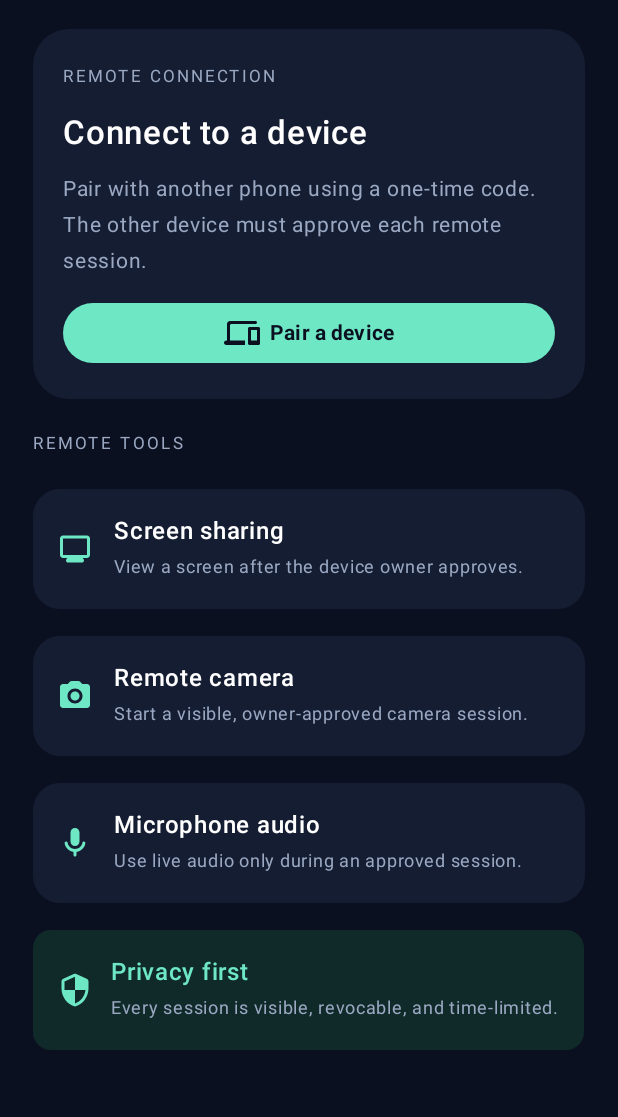
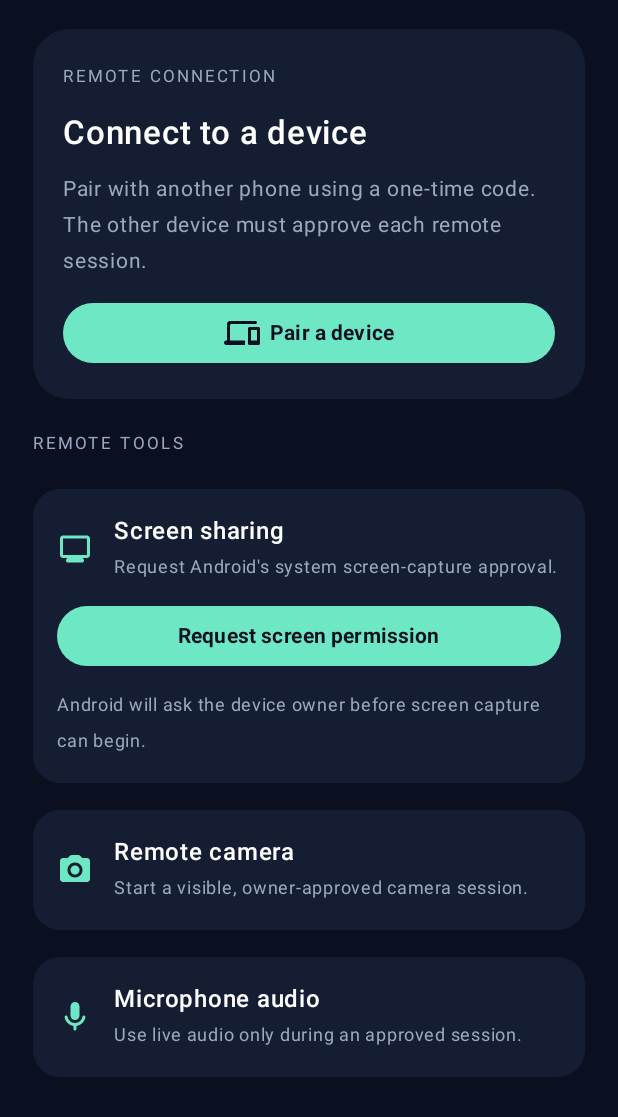
Before and after one commit to Mohamedhansath/AirLink, an Android app built with Jetpack Compose: the screen it shows after launch (MainActivity), after a tap on "Preview dashboard (demo)", on a phone screen of 412 x 824 dp, the part 119-1236 px from its top. Run offline under Robolectric (Android 15) with nearby library versions, the phone set to English and light mode, and no system bars; 3 other taps on this screen came first.

Commit message:
Add explicit Android screen capture consent flow

```diff
--- a/app/src/main/java/com/airlink/app/MainActivity.kt
+++ b/app/src/main/java/com/airlink/app/MainActivity.kt
@@ -1,7 +1,11 @@
 package com.airlink.app
 
 import android.os.Bundle
+import android.content.Context
+import android.media.projection.MediaProjectionManager
 import androidx.activity.ComponentActivity
+import androidx.activity.compose.rememberLauncherForActivityResult
+import androidx.activity.result.contract.ActivityResultContracts
 import androidx.activity.compose.setContent
 import androidx.compose.foundation.layout.Arrangement
 import androidx.compose.foundation.layout.Column
@@ -350,7 +354,7 @@ private fun HomeScreen(onPair: () -> Unit, onLogout: () -> Unit) {
         }
 
         Text("REMOTE TOOLS", color = Muted, fontSize = 11.sp, letterSpacing = 2.sp)
-        ToolCard(Icons.Rounded.Monitor, "Screen sharing", "View a screen after the device owner approves.")
+        ScreenSharePermissionCard()
         ToolCard(Icons.Rounded.CameraAlt, "Remote camera", "Start a visible, owner-approved camera session.")
         ToolCard(Icons.Rounded.Mic, "Microphone audio", "Use live audio only during an approved session.")
 
@@ -365,6 +369,45 @@ private fun HomeScreen(onPair: () -> Unit, onLogout: () -> Unit) {
         }
         Spacer(Modifier.weight(1f))
         TextButton(onClick = onLogout, modifier = Modifier.align(Alignment.End)) { Text("Exit preview", color = Muted) }
+    }
+}
+
+@Composable
+private fun ScreenSharePermissionCard() {
+    val context = LocalContext.current
+    var status by remember { mutableStateOf("Android will ask the device owner before screen capture can begin.") }
+    val projectionManager = remember {
+        context.getSystemService(Context.MEDIA_PROJECTION_SERVICE) as MediaProjectionManager
+    }
+    val permissionLauncher = rememberLauncherForActivityResult(
+        contract = ActivityResultContracts.StartActivityForResult()
+    ) { result ->
+        status = if (result.resultCode == android.app.Activity.RESULT_OK && result.data != null) {
+            "Permission granted for this request. Live streaming is not connected yet."
+        } else {
+            "Screen sharing was not approved. No screen content was captured."
+        }
+    }
+
+    Card(colors = CardDefaults.cardColors(containerColor = Panel), shape = RoundedCornerShape(18.dp)) {
+        Column(
+            modifier = Modifier.fillMaxWidth().padding(16.dp),
+            verticalArrangement = Arrangement.spacedBy(10.dp)
+        ) {
+            Row(horizontalArrangement = Arrangement.spacedBy(14.dp), verticalAlignment = Alignment.CenterVertically) {
+                Icon(Icons.Rounded.Monitor, contentDescription = null, tint = Mint)
+                Column {
+                    Text("Screen sharing", fontWeight = FontWeight.SemiBold)
+                    Text("Request Android's system screen-capture approval.", color = Muted, fontSize = 12.sp)
+                }
+            }
+            Button(
+                onClick = { permissionLauncher.launch(projectionManager.createScreenCaptureIntent()) },
+                modifier = Modifier.fillMaxWidth(),
+                colors = ButtonDefaults.buttonColors(containerColor = Mint, contentColor = Ink)
+            ) { Text("Request screen permission", fontWeight = FontWeight.Bold) }
+            Text(status, color = Muted, fontSize = 12.sp)
+        }
     }
 }
 
```
